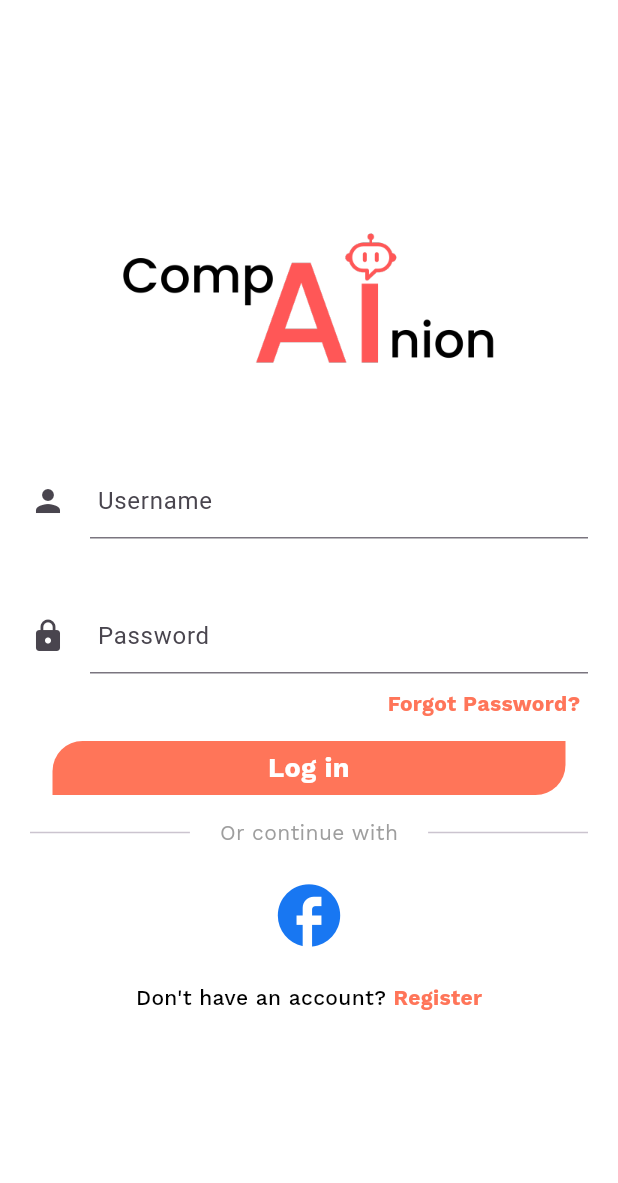
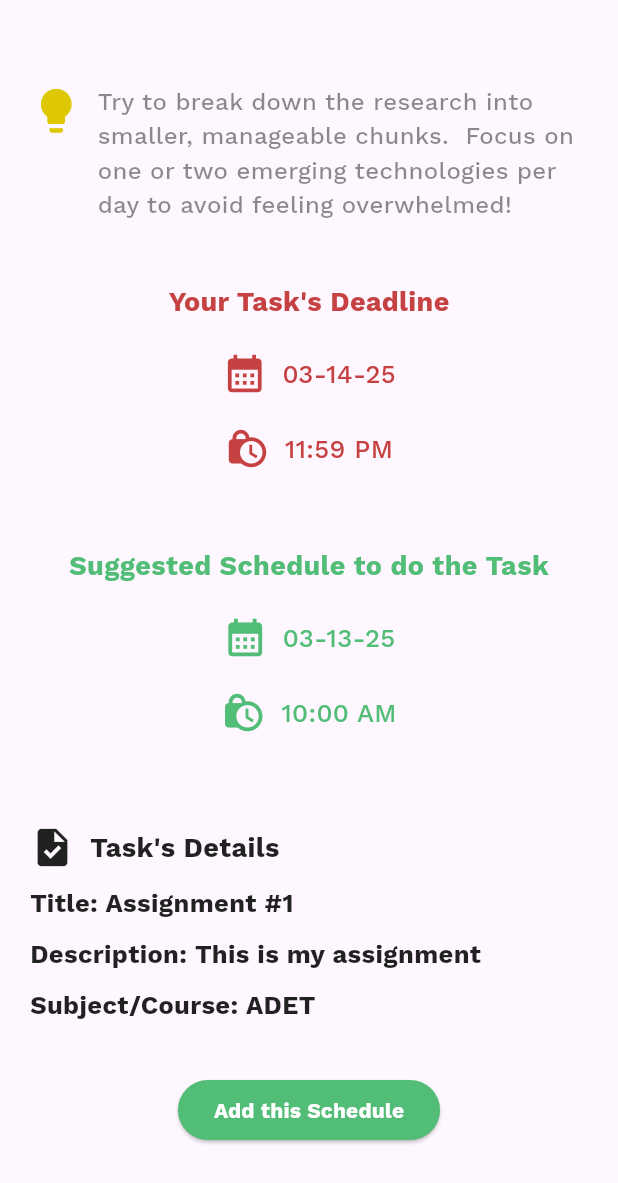
Before and after one commit to Markuuu13/companion, a Flutter app: the screen it shows after launch, on a phone screen of 412 x 824 dp. Shown: the top 1183 px of the screen. Run offline on Flutter 3.47's test engine with Material 3 defaults, Android fonts, the phone set to English and light mode, and no system bars; our stand-ins replace cherry_toast, font_awesome_flutter, get, get_storage, google_fonts, lottie and 1 more; missing offline and left inert: dart_jsonwebtoken, super_tooltip; accounts and stored records are empty.

Commit message:
working in AI integration

```diff
--- a/lib/main.dart
+++ b/lib/main.dart
@@ -1,4 +1,6 @@
 import 'package:companion/screens/authentication/verifyemail.dart';
+import 'package:companion/screens/navigation/aiassistant.dart';
+import 'package:companion/screens/other_pages/ai_suggestion.dart';
 import 'package:companion/splash/splash_screen_logged.dart';
 import 'package:flutter/material.dart';
 import 'package:flutter/services.dart';
@@ -37,7 +39,7 @@ class MyApp extends StatelessWidget {
       theme: ThemeData(
         colorScheme: ColorScheme.fromSeed(seedColor: Colors.deepPurple),
       ),
-      home: SplashScreenLoggedIn(),
+      home: AiSuggestion(),
       // home: userId != null ? Navigation() : LoginPage(),
     );
   }
--- a/lib/screens/other_pages/add_sched.dart
+++ b/lib/screens/other_pages/add_sched.dart
@@ -9,6 +9,7 @@ import 'package:super_tooltip/super_tooltip.dart';
 
 import '../../components/add_sched_txt.dart';
 import '../../service/schedule_service.dart';
+import '../../splash/ai_analyze_loading.dart';
 
 class AddSchedule extends StatefulWidget {
   const AddSchedule({super.key});
@@ -504,7 +505,7 @@ class _AddScheduleState extends State<AddSchedule> {
                             style: ElevatedButton.styleFrom(
                               backgroundColor: green,
                             ),
-                            onPressed: () {},
+                            onPressed: () => Get.to(() => AiAnalyzeLoading()),
                             child: Text(
                               "Auto Schedule",
                               style: GoogleFonts.workSans(
--- /dev/null
+++ b/lib/screens/other_pages/ai_suggestion.dart
@@ -0,0 +1,187 @@
+import 'package:companion/constants.dart';
+import 'package:flutter/material.dart';
+import 'package:google_fonts/google_fonts.dart';
+
+class AiSuggestion extends StatelessWidget {
+  // final String title;
+  // final String description;
+  // final String subject;
+  const AiSuggestion({
+    super.key,
+    // required this.title,
+    // required this.description,
+    // required this.subject,
+  });
+
+  @override
+  Widget build(BuildContext context) {
+    return Scaffold(
+      appBar: AppBar(),
+      body: Padding(
+        padding: const EdgeInsets.symmetric(horizontal: 20),
+        child: Column(
+          crossAxisAlignment: CrossAxisAlignment.start,
+          children: [
+            Row(
+              crossAxisAlignment: CrossAxisAlignment.start,
+              children: [
+                Icon(
+                  Icons.lightbulb,
+                  color: const Color.fromARGB(255, 222, 200, 1),
+                  size: 35,
+                ),
+                SizedBox(width: 10),
+                Expanded(
+                  child: Text(
+                    "Try to break down the research into smaller, manageable chunks.  Focus on one or two emerging technologies per day to avoid feeling overwhelmed!",
+                    overflow: TextOverflow.clip,
+                    style: GoogleFonts.workSans(
+                      color: Colors.black45,
+                      fontSize: 16,
+                      fontWeight: FontWeight.w500,
+                    ),
+                  ),
+                ),
+              ],
+            ),
+            SizedBox(height: 40),
+            buildDeadlineOrScheduled(
+              colorOfTitle: red,
+              titleOfSection: "Your Task's Deadline",
+              date: '03-14-25',
+              time: '11:59 PM',
+            ),
+            SizedBox(height: 40),
+            buildDeadlineOrScheduled(
+              colorOfTitle: green,
+              titleOfSection: "Suggested Schedule to do the Task",
+              date: '03-13-25',
+              time: '10:00 AM',
+            ),
+            SizedBox(height: 50),
+            Row(
+              children: [
+                Icon(Icons.task, size: 30, color: Colors.black87),
+                SizedBox(width: 10),
+                Text(
+                  "Task's Details",
+                  overflow: TextOverflow.clip,
+                  style: GoogleFonts.workSans(
+                    color: Colors.black87,
+                    fontSize: 18,
+                    fontWeight: FontWeight.bold,
+                  ),
+                ),
+              ],
+            ),
+            SizedBox(height: 10),
+            Text(
+              "Title: Assignment #1",
+              overflow: TextOverflow.clip,
+              style: GoogleFonts.workSans(
+                color: Colors.black87,
+                fontSize: 17,
+                fontWeight: FontWeight.bold,
+              ),
+            ),
+            SizedBox(height: 10),
+            Text(
+              "Description: This is my assignment",
+              overflow: TextOverflow.clip,
+              style: GoogleFonts.workSans(
+                color: Colors.black87,
+                fontSize: 17,
+                fontWeight: FontWeight.bold,
+              ),
+            ),
+            SizedBox(height: 10),
+            Text(
+              "Subject/Course: ADET",
+              overflow: TextOverflow.clip,
+              style: GoogleFonts.workSans(
+                color: Colors.black87,
+                fontSize: 17,
+                fontWeight: FontWeight.bold,
+              ),
+            ),
+            Spacer(),
+            Center(
+              child: ElevatedButton(
+                style: ElevatedButton.styleFrom(backgroundColor: green),
+                onPressed: () {},
+                child: Text(
+                  "Add this Schedule",
+                  style: GoogleFonts.workSans(
+                    color: Colors.white,
+                    fontWeight: FontWeight.bold,
+                  ),
+                ),
+              ),
+            ),
+            SizedBox(height: 60),
+          ],
+        ),
+      ),
+    );
+  }
+
+  Widget buildDeadlineOrScheduled({
+    required Color colorOfTitle,
+    required String titleOfSection,
+    required String date,
+    required String time,
+  }) {
+    return Column(
+      children: [
+        Text(
+          titleOfSection,
+          overflow: TextOverflow.clip,
+          style: GoogleFonts.workSans(
+            color: colorOfTitle,
+            fontSize: 18,
+            fontWeight: FontWeight.bold,
+          ),
+        ),
+        SizedBox(height: 10),
+        Padding(
+          padding: const EdgeInsets.symmetric(vertical: 10),
+          child: Row(
+            mainAxisAlignment: MainAxisAlignment.center,
+            children: [
+              Icon(Icons.calendar_month, size: 30, color: colorOfTitle),
+              SizedBox(width: 10),
+              Text(
+                date,
+                overflow: TextOverflow.clip,
+                style: GoogleFonts.workSans(
+                  color: colorOfTitle,
+                  fontSize: 17,
+                  fontWeight: FontWeight.w500,
+                ),
+              ),
+            ],
+          ),
+        ),
+        Padding(
+          padding: const EdgeInsets.symmetric(vertical: 10),
+          child: Row(
+            mainAxisAlignment: MainAxisAlignment.center,
+            children: [
+              Icon(Icons.lock_clock, size: 30, color: colorOfTitle),
+              SizedBox(width: 10),
+              Text(
+                time,
+                overflow: TextOverflow.clip,
+                style: GoogleFonts.workSans(
+                  color: colorOfTitle,
+                  fontSize: 17,
+                  fontWeight: FontWeight.w500,
+                ),
+              ),
+            ],
+          ),
+        ),
+      ],
+    );
+  }
+}
```
Also changed, not shown: lib/splash/ai_analyze_loading.dart (added, +88 -0 lines), 3 other files.
